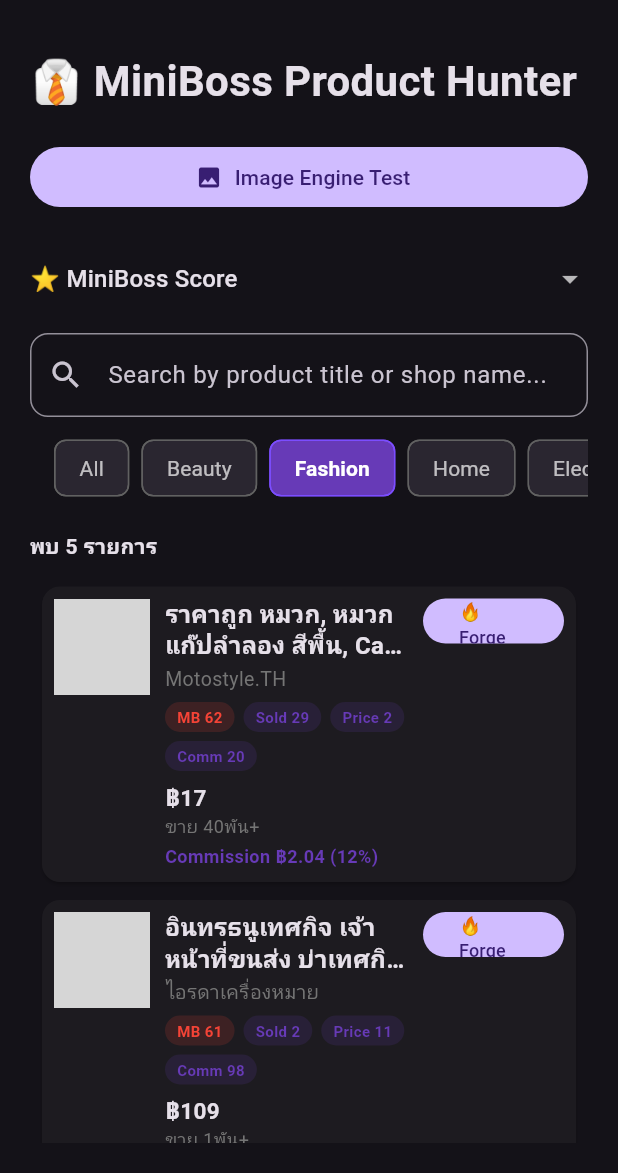
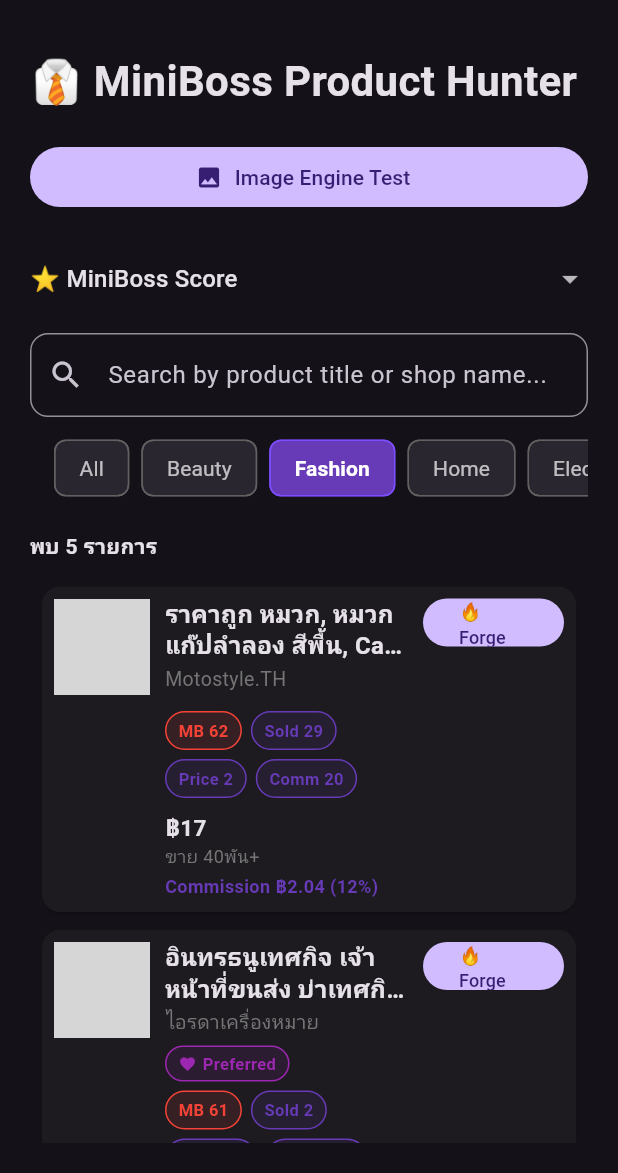
Before and after one commit to soloforge-ai/SoloForge-AI, a Flutter app: the screen it shows after launch, after a tap on "Beauty", after a tap on "Fashion", on a phone screen of 412 x 824 dp, the part 63-1236 px from its top. Run offline on Flutter 3.47's test engine with Material 3 defaults, Android fonts, the light colour scheme and no system bars; network calls fail; grey boxes are pictures that could not be loaded.

Commit message:
feat: Sprint 37 - Product Discovery with Category and Official Badge

```diff
--- a/frontend/lib/models/affiliate_product.dart
+++ b/frontend/lib/models/affiliate_product.dart
@@ -15,6 +15,9 @@ class AffiliateProduct {
 
     required this.shopName,
     required this.category,
+
+    required this.official,
+    required this.preferred,
 
     required this.commissionRate,
     required this.commissionAmount,
@@ -60,6 +63,9 @@ class AffiliateProduct {
 
   final String shopName;
   final String category;
+
+  final bool official;
+  final bool preferred;
 
   final double commissionRate;
   final double commissionAmount;
@@ -112,6 +118,9 @@ class AffiliateProduct {
 
       shopName: _read(row, 'ชื่อร้านค้า'),
       category: _read(row, 'Category'),
+
+      official: false,
+      preferred: false,
 
       commissionRate: _readDouble(row, 'CommissionRate'),
       commissionAmount: _readDouble(row, 'CommissionAmount'),
@@ -171,6 +180,9 @@ class AffiliateProduct {
 
       shopName: json['shop']?['name'] ?? '',
       category: json['category'] ?? '',
+
+      official: json['shop']?['official'] ?? false,
+      preferred: json['shop']?['preferred'] ?? false,
 
       commissionRate: (json['commission']?['rate'] ?? 0).toDouble(),
 
@@ -243,6 +255,8 @@ class AffiliateProduct {
     bool? suitableForShortVideo,
     bool? ceoApproved,
     bool? favorite,
+    bool? official,
+    bool? preferred,
   }) {
     return AffiliateProduct(
       itemId: itemId,
@@ -253,6 +267,8 @@ class AffiliateProduct {
       sold: sold,
       shopName: shopName,
       category: category ?? this.category,
+      official: official ?? this.official,
+      preferred: preferred ?? this.preferred,
       commissionRate: commissionRate,
       commissionAmount: commissionAmount,
       productUrl: productUrl,
@@ -286,6 +302,8 @@ class AffiliateProduct {
       "sold": sold,
       "shopName": shopName,
       "category": category,
+      "official": official,
+      "preferred": preferred,
       "commissionRate": commissionRate,
       "commissionAmount": commissionAmount,
       "productUrl": productUrl,
--- a/frontend/lib/widgets/product_card.dart
+++ b/frontend/lib/widgets/product_card.dart
@@ -1,4 +1,3 @@
-
 import 'package:flutter/material.dart';
 
 import '../models/affiliate_product.dart';
@@ -16,7 +15,10 @@ class ProductCard extends StatelessWidget {
   @override
   Widget build(BuildContext context) {
     return Card(
-      margin: const EdgeInsets.symmetric(horizontal: 8, vertical: 6),
+      margin: const EdgeInsets.symmetric(
+        horizontal: 8,
+        vertical: 6,
+      ),
       child: Padding(
         padding: const EdgeInsets.all(8),
         child: Row(
@@ -28,14 +30,19 @@ class ProductCard extends StatelessWidget {
                 width: 64,
                 height: 64,
                 child: product.images.isNotEmpty
-                    ? Image.network(product.images.first, fit: BoxFit.cover)
+                    ? Image.network(
+                        product.images.first,
+                        fit: BoxFit.cover,
+                      )
                     : Container(
                         color: Colors.grey.shade200,
                         child: const Icon(Icons.shopping_bag),
                       ),
               ),
             ),
+
             const SizedBox(width: 10),
+
             Expanded(
               child: Column(
                 crossAxisAlignment: CrossAxisAlignment.start,
@@ -44,16 +51,49 @@ class ProductCard extends StatelessWidget {
                     product.title,
                     maxLines: 2,
                     overflow: TextOverflow.ellipsis,
-                    style: const TextStyle(fontSize: 16,fontWeight: FontWeight.bold,height: 1.25),
+                    style: const TextStyle(
+                      fontSize: 16,
+                      fontWeight: FontWeight.bold,
+                      height: 1.25,
+                    ),
                   ),
+
                   const SizedBox(height: 2),
+
                   Text(
                     product.shopName,
                     maxLines: 1,
                     overflow: TextOverflow.ellipsis,
-                    style: TextStyle(fontSize: 13,color: Colors.grey.shade600),
+                    style: TextStyle(
+                      fontSize: 13,
+                      color: Colors.grey.shade600,
+                    ),
                   ),
+
                   const SizedBox(height: 6),
+
+                  Wrap(
+                    spacing: 6,
+                    runSpacing: 6,
+                    children: [
+                      if (product.official)
+                        _buildBadge(
+                          icon: Icons.verified,
+                          label: "Official",
+                          color: Colors.amber,
+                        ),
+
+                      if (product.preferred)
+                        _buildBadge(
+                          icon: Icons.favorite,
+                          label: "Preferred",
+                          color: Colors.purple,
+                        ),
+                    ],
+                  ),
+
+                  const SizedBox(height: 6),
+
                   Wrap(
                     spacing: 6,
                     runSpacing: 6,
@@ -68,7 +108,9 @@ class ProductCard extends StatelessWidget {
                         label: 'Sold',
                         value: product.sold >= 1000
                             ? 100
-                            : (product.sold / 10).clamp(0, 100).toDouble(),
+                            : (product.sold / 10)
+                                .clamp(0, 100)
+                                .toDouble(),
                       ),
 
                       _ScoreChip(
@@ -80,28 +122,55 @@ class ProductCard extends StatelessWidget {
 
                       _ScoreChip(
                         label: 'Comm',
-                        value: (product.commissionAmount * 10).clamp(0, 100),
+                        value: (product.commissionAmount * 10)
+                            .clamp(0, 100),
                       ),
                     ],
                   ),
-                  const SizedBox(height: 6),
-                  Text(product.priceText, style: const TextStyle(fontSize: 15,fontWeight: FontWeight.bold)),
-                  Text(product.soldText, style: TextStyle(fontSize: 12,color: Colors.grey.shade600)),
+
+                  const SizedBox(height: 8),
+
+                  Text(
+                    product.priceText,
+                    style: const TextStyle(
+                      fontSize: 15,
+                      fontWeight: FontWeight.bold,
+                    ),
+                  ),
+
+                  Text(
+                    product.soldText,
+                    style: TextStyle(
+                      fontSize: 12,
+                      color: Colors.grey.shade600,
+                    ),
+                  ),
+
                   const SizedBox(height: 2),
+
                   Text(
                     'Commission ${product.commissionAmountText} (${product.commissionRateText})',
-                    style: const TextStyle(fontSize: 12,color: Colors.deepPurple,fontWeight: FontWeight.w600),
+                    style: const TextStyle(
+                      fontSize: 12,
+                      color: Colors.deepPurple,
+                      fontWeight: FontWeight.w600,
+                    ),
                   ),
                 ],
               ),
             ),
+
             const SizedBox(width: 8),
+
             SizedBox(
               width: 94,
-              height: 30,
+              height: 32,
               child: FilledButton(
                 onPressed: onForge,
-                child: const Text('🔥Forge', style: TextStyle(fontSize: 12)),
+                child: const Text(
+                  "🔥Forge",
+                  style: TextStyle(fontSize: 12),
+                ),
               ),
             ),
           ],
@@ -122,20 +191,69 @@ class _ScoreChip extends StatelessWidget {
   final double value;
   final Color color;
 
-  const _ScoreChip({required this.label,required this.value,this.color = Colors.deepPurple});
+  const _ScoreChip({
+    required this.label,
+    required this.value,
+    this.color = Colors.deepPurple,
+  });
 
   @override
   Widget build(BuildContext context) {
     return Container(
-      padding: const EdgeInsets.symmetric(horizontal: 8, vertical: 3),
+      padding: const EdgeInsets.symmetric(
+        horizontal: 8,
+        vertical: 4,
+      ),
       decoration: BoxDecoration(
-        color: color.withValues(alpha: 0.15),
+        color: color.withOpacity(0.12),
         borderRadius: BorderRadius.circular(20),
+        border: Border.all(color: color),
       ),
       child: Text(
-        '$label ${value.toStringAsFixed(0)}',
-        style: TextStyle(color: color,fontWeight: FontWeight.bold,fontSize: 10),
+        '$label ${value.round()}',
+        style: TextStyle(
+          color: color,
+          fontSize: 11,
+          fontWeight: FontWeight.bold,
+        ),
       ),
     );
   }
 }
+
+Widget _buildBadge({
+  required IconData icon,
+  required String label,
+  required Color color,
+}) {
+  return Container(
+    padding: const EdgeInsets.symmetric(
+      horizontal: 8,
+      vertical: 3,
+    ),
+    decoration: BoxDecoration(
+      color: color.withOpacity(0.12),
+      borderRadius: BorderRadius.circular(20),
+      border: Border.all(color: color),
+    ),
+    child: Row(
+      mainAxisSize: MainAxisSize.min,
+      children: [
+        Icon(
+          icon,
+          size: 12,
+          color: color,
+        ),
+        const SizedBox(width: 4),
+        Text(
+          label,
+          style: TextStyle(
+            color: color,
+            fontSize: 11,
+            fontWeight: FontWeight.bold,
+          ),
+        ),
+      ],
+    ),
+  );
+}
```
